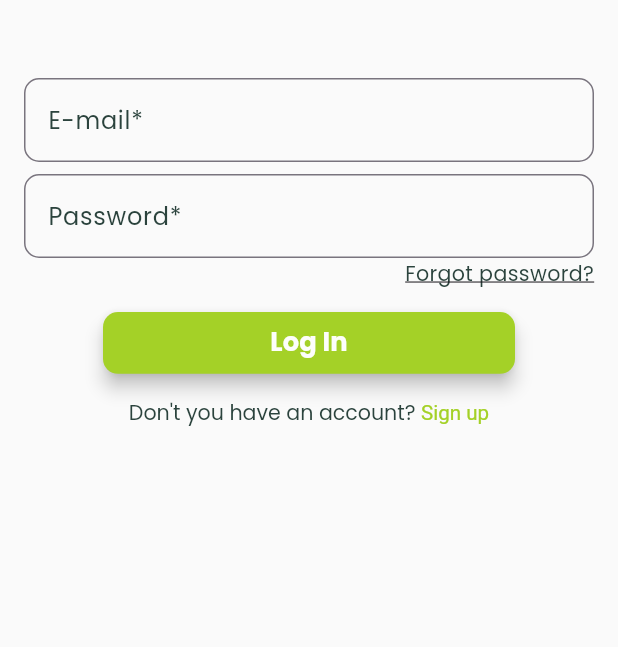
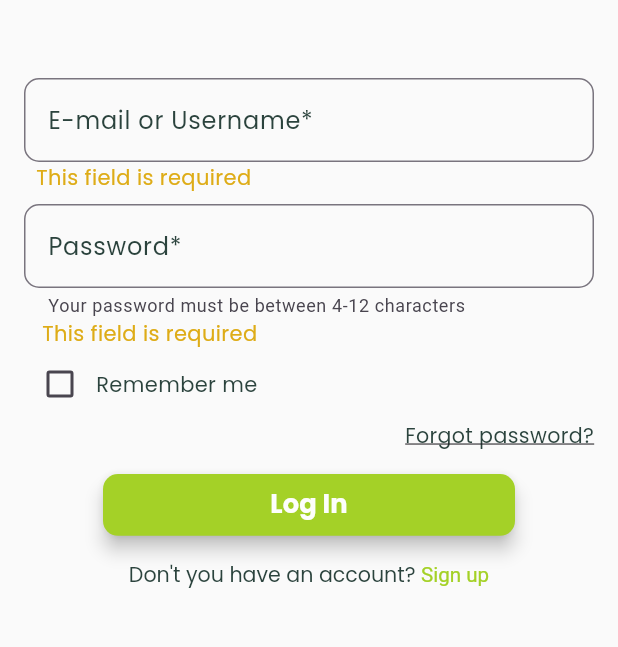
Before and after one commit to ekinalaydin/plant_app, a Flutter app: the screen it shows after launch, on a phone screen of 412 x 824 dp, the part 258-905 px from its top. Run offline on Flutter 3.47's test engine with Material 3 defaults, Android fonts, the phone set to English and light mode, and no system bars; our stand-ins replace dropdown_search, firebase_auth, firebase_core, geocoding, google_fonts, google_maps_flutter and 3 more; accounts and stored records are empty.

Commit message:
sign indeki uyari mesajlari duzeltildi.

```diff
--- a/lib/themes/colors.dart
+++ b/lib/themes/colors.dart
@@ -1,7 +1,6 @@
 import 'package:flutter/material.dart';
 
 class AppColors {
-
   static const primary =
       Color.fromRGBO(164, 209, 39, 1); // apple-green uygulamanin ana tema rengi
   static const primaryVariant =
@@ -16,6 +15,7 @@ class AppColors {
       1); // antiflash-white (örneğin, kağıt, kartlar) arka plan rengi olarak kullanılır.
   static const error =
       Color.fromRGBO(231, 236, 236, 1); // dark-slate-gray ERROR ARKA PLANI
+  static const Color warning = Color.fromARGB(255, 222, 172, 23);
   static const onPrimary = Color.fromRGBO(
       253, 254, 251, 1); // baby-powder PRIMARY UZERINDEKILERIN RENGI.
   static const onSecondary =
--- a/lib/widgets/login/sign_in_form.dart
+++ b/lib/widgets/login/sign_in_form.dart
@@ -17,14 +17,97 @@ class SignInForm extends StatefulWidget {
 
 class _SignInFormState extends State<SignInForm> {
   final _formKey = GlobalKey<FormState>();
-  String _email = '';
+  String _emailOrUsername = '';
   String _password = '';
   final TextEditingController _emailController = TextEditingController();
   final TextEditingController _passwordController = TextEditingController();
+  bool _rememberMe = false;
+
+  String? _validateEmailOrUsername(String? value) {
+    if (value == null || value.isEmpty) {
+      return 'This field is required';
+    }
+
+    // Regular expression for email validation
+    final RegExp emailRegExp = RegExp(
+      r'^[a-zA-Z0-9._%+-]+@[a-zA-Z0-9.-]+\.[a-zA-Z]{2,}$',
+    );
+
+    // Regular expression for username validation (example: alphanumeric and underscores, 3-16 characters)
+    final RegExp usernameRegExp = RegExp(
+      r'^[a-zA-Z0-9_]{3,16}$',
+    );
+
+    if (emailRegExp.hasMatch(value)) {
+      return null; // Valid email
+    } else if (usernameRegExp.hasMatch(value)) {
+      return null; // Valid username
+    } else {
+      return 'Please enter a valid email or username';
+    }
+  }
+
+  String? _validatePassword(String? value) {
+    if (value == null || value.isEmpty) {
+      return 'This field is required';
+    } else if (value.length < 4 || value.length > 12) {
+      return 'Your password must be between 4-12 characters';
+    }
+    return null;
+  }
+
+  Future<void> _processFormData(String email, String password) async {
+    try {
+      // FirebaseAuth kullanarak kullanıcı girişi yap
+      final credential = await FirebaseAuth.instance.signInWithEmailAndPassword(
+        email: email,
+        password: password,
+      );
+      // Eğer kullanıcı bilgisi null değilse ve kullanıcı "Beni Hatırla" işlevini seçtiyse
+      if (credential.user != null) {
+        // UserProvider'ı kullanarak kullanıcı bilgilerini kaydetme
+        final userProvider = Provider.of<UserProvider>(context, listen: false);
+        String? token =
+            await credential.user!.getIdToken(); // Token alınır ve beklenir
+        userProvider.login(
+          credential.user!.displayName ?? '',
+          credential.user!.uid,
+          token ?? '',
+        );
+        // Kullanıcı girişi başarılı olduktan sonra ana sayfaya yönlendir
+        Navigator.of(context).pushReplacement(
+          MaterialPageRoute(builder: (context) => BottomNavigation()),
+        );
+      }
+    } on FirebaseAuthException catch (e) {
+      // FirebaseAuth'tan gelen hataları işle
+      String errorMessage = 'An error occurred. Please try again later.';
+      if (e.code == 'user-not-found') {
+        errorMessage = 'No user found for that email.';
+      } else if (e.code == 'wrong-password') {
+        errorMessage = 'Wrong password provided for that user.';
+      }
+      // Kullanıcıya hata mesajı göster
+      ScaffoldMessenger.of(context).showSnackBar(
+        SnackBar(content: Text(errorMessage)),
+      );
+    }
+  }
+
+  void _submitForm() {
+    if (_formKey.currentState?.validate() ?? false) {
+      // Form is valid, proceed with further actions (e.g., authentication)
+      print('Form is valid');
+      // Add your form submission code here
+    } else {
+      print('Form is invalid');
+    }
+  }
 
   @override
   void initState() {
     super.initState();
+    // _loadUserEmailAndPassword();
   }
 
   @override
@@ -57,8 +140,7 @@ class _SignInFormState extends State<SignInForm> {
                         ),
                       ),
                       // Hoşgeldiniz Metni
-                      Flexible(
-                        child: Column(
+                      Column(
                         mainAxisAlignment: MainAxisAlignment.start,
                         crossAxisAlignment: CrossAxisAlignment.start,
                         children: [
@@ -80,14 +162,13 @@ class _SignInFormState extends State<SignInForm> {
                           ),
                         ],
                       ),
-                      ),
                     ],
                   ),
                 ),
                 TextFormField(
                   controller: _emailController,
                   decoration: InputDecoration(
-                    labelText: 'E-mail*',
+                    labelText: 'E-mail or Username*',
                     labelStyle: GoogleFonts.poppins(
                       color: AppColors.onSurface,
                     ),
@@ -109,23 +190,30 @@ class _SignInFormState extends State<SignInForm> {
                       ),
                     ),
                   ),
-                  cursorColor: Colors.black, // İmleç rengi burada ayarlanıyor
-                  validator: (value) {
-                    if (value == null || value.isEmpty) {
-                      return 'Please enter your e-mail or username';
-                    }
-                    return null;
+                  cursorColor: Colors.black,
+                  validator: _validateEmailOrUsername,
+                  onChanged: (value) {
+                    setState(() {
+                      _emailOrUsername = value;
+                    });
                   },
-                  onChanged: (value) {
-                    _email = value;
-                  },
+                ),
+                // Error message for email or username
+                if (_validateEmailOrUsername(_emailOrUsername) != null)
+                  Padding(
+                    padding: const EdgeInsets.only(left: 8.0),
+                    child: Text(
+                      _validateEmailOrUsername(
+                          _emailOrUsername)!, // Display the error message
+                      style: GoogleFonts.poppins(color: AppColors.warning),
+                    ),
                   ),
                 SizedBox(height: 8.0),
                 TextFormField(
                   controller: _passwordController,
                   decoration: InputDecoration(
                     labelText: 'Password*',
-                    // helperText: 'Your password must be between 4-12 characters',
+                    helperText: 'Your password must be between 4-12 characters',
                     labelStyle: GoogleFonts.poppins(
                       color: AppColors.onSurface,
                     ),
@@ -147,7 +235,7 @@ class _SignInFormState extends State<SignInForm> {
                       ),
                     ),
                   ),
-                  cursorColor: Colors.black, // İmleç rengi burada ayarlanıyor
+                  cursorColor: Colors.black,
                   obscureText: true,
                   validator: (value) {
                     if (value == null || value.isEmpty) {
@@ -158,8 +246,45 @@ class _SignInFormState extends State<SignInForm> {
                     return null;
                   },
                   onChanged: (value) {
+                    setState(() {
                       _password = value;
+                    });
                   },
+                ),
+
+                if (_validatePassword(_password) != null)
+                  Padding(
+                    padding: const EdgeInsets.only(left: 12.0),
+                    child: Text(
+                      _validatePassword(_password)!,
+                      style: GoogleFonts.poppins(color: AppColors.warning),
+                    ),
+                  ),
+                Row(
+                  children: <Widget>[
+                    Checkbox(
+                      value: _rememberMe,
+                      onChanged: (bool? value) {
+                        setState(() {
+                          _rememberMe = value!;
+                        });
+                      },
+                      fillColor:
+                          MaterialStateProperty.resolveWith<Color?>((states) {
+                        if (states.contains(MaterialState.selected)) {
+                          return AppColors.primary; // Seçili durumda kutu rengi
+                        }
+                        return Colors
+                            .transparent; // Diğer durumlarda kutu rengi
+                      }),
+                    ),
+                    Text(
+                      'Remember me',
+                      style: GoogleFonts.poppins(
+                        color: AppColors.onSurface,
+                      ),
+                    ),
+                  ],
                 ),
                 Row(
                   mainAxisAlignment: MainAxisAlignment.end,
@@ -195,9 +320,7 @@ class _SignInFormState extends State<SignInForm> {
                         height: screenHeight / 20,
                         child: ElevatedButton(
                           onPressed: () async {
-                            if (_formKey.currentState!.validate()) {
-                              await _processFormData(_email, _password);
-                            }
+                            await _processFormData(_emailOrUsername, _password);
                           },
                           style: ElevatedButton.styleFrom(
                             backgroundColor: AppColors.primary,
@@ -252,41 +375,4 @@ class _SignInFormState extends State<SignInForm> {
       ),
     );
   }
-
-  Future<void> _processFormData(String email, String password) async {
-    try {
-      // FirebaseAuth kullanarak kullanıcı girişi yap
-      final credential = await FirebaseAuth.instance.signInWithEmailAndPassword(
-        email: email,
-        password: password,
-      );
-      // Eğer kullanıcı bilgisi null değilse ve kullanıcı "Beni Hatırla" işlevini seçtiyse
-      if (credential.user != null) {
-        // UserProvider'ı kullanarak kullanıcı bilgilerini kaydetme
-        final userProvider = Provider.of<UserProvider>(context, listen: false);
-        String? token =
-            await credential.user!.getIdToken(); // Token alınır ve beklenir
-        userProvider.login(
-          credential.user!.displayName ?? '',
-          credential.user!.uid,
-          token ?? '',
-        );
-        // Kullanıcı girişi başarılı olduktan sonra ana sayfaya yönlendir
-        Navigator.of(context).pushReplacement(
-          MaterialPageRoute(builder: (context) => BottomNavigation()),
-        );
 }
-    } on FirebaseAuthException catch (e) {
-      // FirebaseAuth'tan gelen hataları işle
-      String errorMessage = 'An error occurred. Please try again later.';
-      if (e.code == 'user-not-found') {
-      } else if (e.code == 'wrong-password') {
-        errorMessage = 'Wrong password provided for that user.';
-      }
-      // Kullanıcıya hata mesajı göster
-      ScaffoldMessenger.of(context).showSnackBar(
-        SnackBar(content: Text(errorMessage)),
-      );
-    }
-  }
-}
```
Lines whose indentation alone changed are shown as unchanged.
